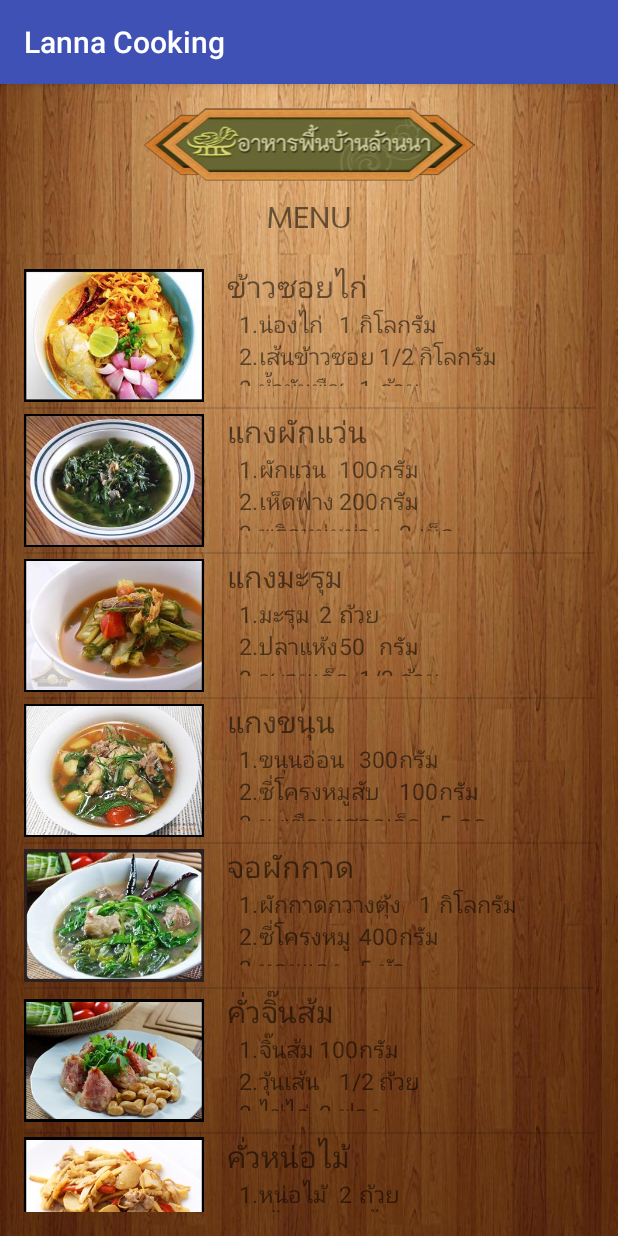
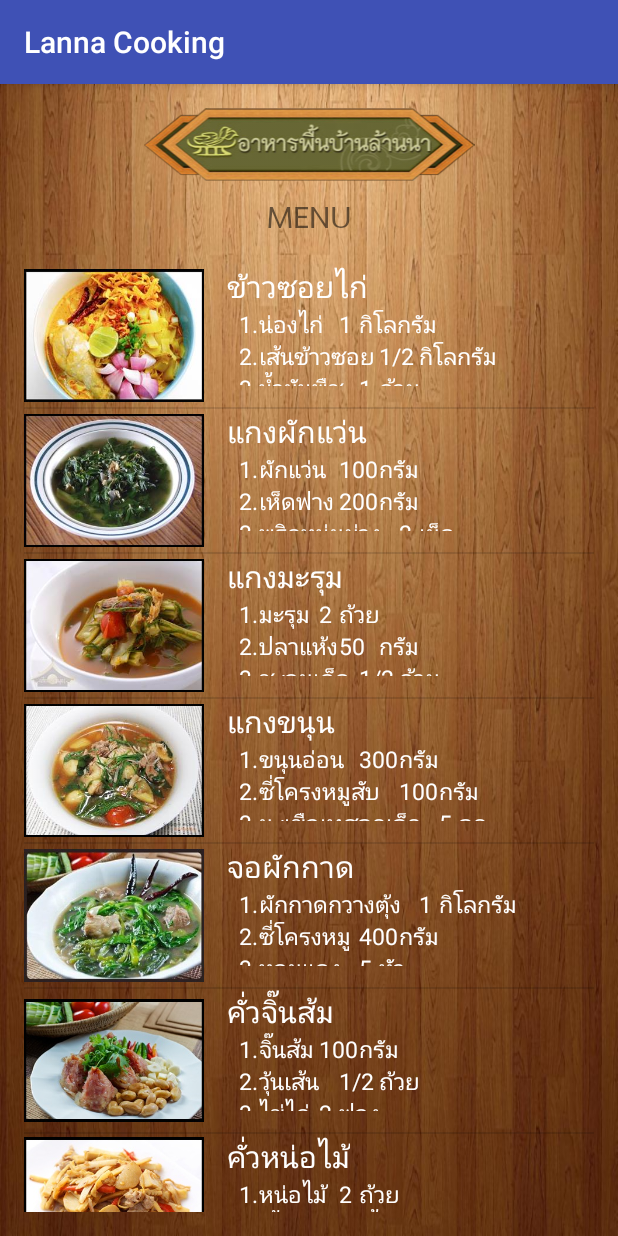
Before and after one commit to KanRMUTL/Lanna-Cooking, an Android app: the screen it shows after launch (MainActivity), on a phone screen of 412 x 824 dp. Run offline under Robolectric (Android 15) with nearby library versions, the phone set to English and light mode, and no system bars.

Commit message:
* ตัวหนังสือสีขาว

```diff
--- a/LannaCookingV.3/app/src/main/res/values/styles.xml
+++ b/LannaCookingV.3/app/src/main/res/values/styles.xml
@@ -13,12 +13,15 @@
     <style name="title_detail">
         <item name="android:textSize">27sp</item>
         <item name="android:layout_marginTop">20dp</item>
+        <item name="android:textColor">#ffffff</item>
     </style>
 
     <style name="content_detail">
         <item name="android:textSize">22sp</item>
        <item name="android:layout_marginTop">10dp</item>
         <item name="android:layout_marginLeft">20dp</item>
+        <item name="android:textColor">#ffffff</item>
+
     </style>
 
 
@@ -27,11 +30,13 @@
         <item name="android:textSize">20sp</item>
         <item name="android:gravity">center_vertical</item>
         <item name="android:layout_marginLeft">15dp</item>
+        <item name="android:textColor">#ffffff</item>
     </style>
 
     <style name="item_activity_row">
         <item name="android:paddingLeft">23dp</item>
         <item name="android:textSize">15sp</item>
         <item name="android:paddingBottom">14dp</item>
+        <item name="android:textColor">#ffffff</item>
     </style>
 </resources>
```
